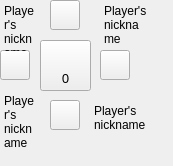
The window that QTProject/Client/table.ui (aldenpang/zhajinhua-project) describes before a commit, drawn with Qt 5.
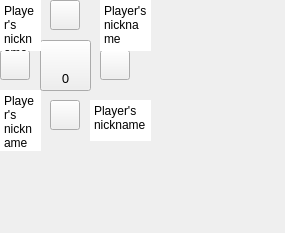
The same window after the commit. Icons and pictures are not drawn.

Commit message: user QGraphicsView and QScene instead of QScrollArea as been tableList

```diff
--- a/QTProject/Client/table.ui
+++ b/QTProject/Client/table.ui
@@ -6,15 +6,15 @@
    <rect>
     <x>0</x>
     <y>0</y>
-    <width>173</width>
-    <height>166</height>
+    <width>285</width>
+    <height>233</height>
    </rect>
   </property>
   <property name="windowTitle">
    <string>Form</string>
   </property>
   <property name="styleSheet">
-   <string notr="true">QTextEdit
+   <string notr="true">/*QTextEdit
 {
 	background-color: rgba(255, 255, 255, 0);
 }
@@ -203,8 +203,8 @@
     <string>&lt;!DOCTYPE HTML PUBLIC &quot;-//W3C//DTD HTML 4.0//EN&quot; &quot;http://www.w3.org/TR/REC-html40/strict.dtd&quot;&gt;
 &lt;html&gt;&lt;head&gt;&lt;meta name=&quot;qrichtext&quot; content=&quot;1&quot; /&gt;&lt;style type=&quot;text/css&quot;&gt;
 p, li { white-space: pre-wrap; }
-&lt;/style&gt;&lt;/head&gt;&lt;body style=&quot; font-family:'SimSun'; font-size:9pt; font-weight:400; font-style:normal;&quot;&gt;
-&lt;p style=&quot; margin-top:0px; margin-bottom:0px; margin-left:0px; margin-right:0px; -qt-block-indent:0; text-indent:0px;&quot;&gt;&lt;span style=&quot; font-family:'宋体';&quot;&gt;Player's nickname&lt;/span&gt;&lt;/p&gt;&lt;/body&gt;&lt;/html&gt;</string>
+&lt;/style&gt;&lt;/head&gt;&lt;body style=&quot; font-family:'宋体'; font-size:9pt; font-weight:400; font-style:normal;&quot;&gt;
+&lt;p style=&quot; margin-top:0px; margin-bottom:0px; margin-left:0px; margin-right:0px; -qt-block-indent:0; text-indent:0px;&quot;&gt;Player's nickname&lt;/p&gt;&lt;/body&gt;&lt;/html&gt;</string>
    </property>
   </widget>
   <widget class="QTextEdit" name="name1">
@@ -238,8 +238,8 @@
     <string>&lt;!DOCTYPE HTML PUBLIC &quot;-//W3C//DTD HTML 4.0//EN&quot; &quot;http://www.w3.org/TR/REC-html40/strict.dtd&quot;&gt;
 &lt;html&gt;&lt;head&gt;&lt;meta name=&quot;qrichtext&quot; content=&quot;1&quot; /&gt;&lt;style type=&quot;text/css&quot;&gt;
 p, li { white-space: pre-wrap; }
-&lt;/style&gt;&lt;/head&gt;&lt;body style=&quot; font-family:'SimSun'; font-size:9pt; font-weight:400; font-style:normal;&quot;&gt;
-&lt;p style=&quot; margin-top:0px; margin-bottom:0px; margin-left:0px; margin-right:0px; -qt-block-indent:0; text-indent:0px;&quot;&gt;&lt;span style=&quot; font-family:'宋体';&quot;&gt;Player's nickname&lt;/span&gt;&lt;/p&gt;&lt;/body&gt;&lt;/html&gt;</string>
+&lt;/style&gt;&lt;/head&gt;&lt;body style=&quot; font-family:'宋体'; font-size:9pt; font-weight:400; font-style:normal;&quot;&gt;
+&lt;p style=&quot; margin-top:0px; margin-bottom:0px; margin-left:0px; margin-right:0px; -qt-block-indent:0; text-indent:0px;&quot;&gt;Player's nickname&lt;/p&gt;&lt;/body&gt;&lt;/html&gt;</string>
    </property>
   </widget>
   <widget class="QTextEdit" name="name3">
@@ -282,7 +282,7 @@
     <rect>
      <x>90</x>
      <y>100</y>
-     <width>71</width>
+     <width>61</width>
      <height>41</height>
     </rect>
    </property>
@@ -308,8 +308,8 @@
     <string>&lt;!DOCTYPE HTML PUBLIC &quot;-//W3C//DTD HTML 4.0//EN&quot; &quot;http://www.w3.org/TR/REC-html40/strict.dtd&quot;&gt;
 &lt;html&gt;&lt;head&gt;&lt;meta name=&quot;qrichtext&quot; content=&quot;1&quot; /&gt;&lt;style type=&quot;text/css&quot;&gt;
 p, li { white-space: pre-wrap; }
-&lt;/style&gt;&lt;/head&gt;&lt;body style=&quot; font-family:'SimSun'; font-size:9pt; font-weight:400; font-style:normal;&quot;&gt;
-&lt;p style=&quot; margin-top:0px; margin-bottom:0px; margin-left:0px; margin-right:0px; -qt-block-indent:0; text-indent:0px;&quot;&gt;&lt;span style=&quot; font-family:'宋体';&quot;&gt;Player's nickname&lt;/span&gt;&lt;/p&gt;&lt;/body&gt;&lt;/html&gt;</string>
+&lt;/style&gt;&lt;/head&gt;&lt;body style=&quot; font-family:'宋体'; font-size:9pt; font-weight:400; font-style:normal;&quot;&gt;
+&lt;p style=&quot; margin-top:0px; margin-bottom:0px; margin-left:0px; margin-right:0px; -qt-block-indent:0; text-indent:0px;&quot;&gt;Player's nickname&lt;/p&gt;&lt;/body&gt;&lt;/html&gt;</string>
    </property>
    <property name="overwriteMode">
     <bool>false</bool>
```
Left out of the diff: 6 changed lines with no effect on the pictures. The commit also changes 8 other files.
